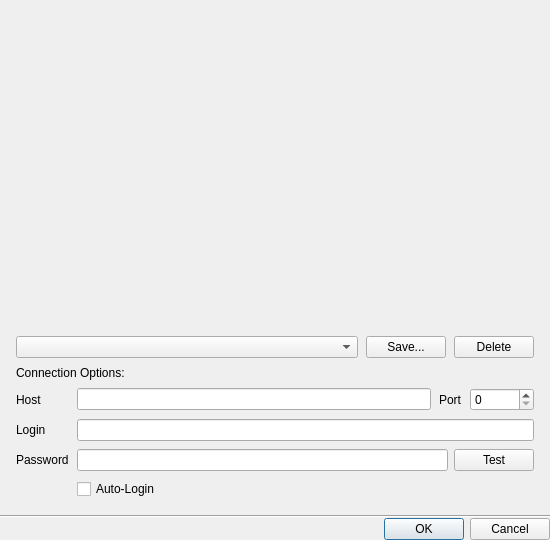
networkoptix/nx_open, file client/libclient/src/ui/dialogs/login_dialog.ui: the form before one commit.
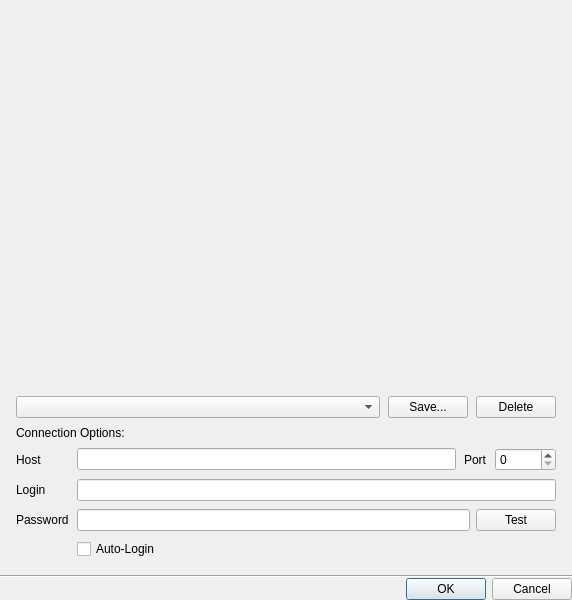
The form after the commit. Custom widgets are drawn as their Qt base class.

Commit message:
VMS-4654 - Change Login dialog size to match intro video AR
<==== Mercurial data ====>
Branch: dev_3.0.0_gui

```diff
--- a/client/libclient/src/ui/dialogs/login_dialog.ui
+++ b/client/libclient/src/ui/dialogs/login_dialog.ui
@@ -6,20 +6,11 @@
    <rect>
     <x>0</x>
     <y>0</y>
-    <width>550</width>
-    <height>540</height>
+    <width>572</width>
+    <height>600</height>
    </rect>
   </property>
-  <property name="minimumSize">
-   <size>
-    <width>550</width>
-    <height>540</height>
-   </size>
-  </property>
-  <property name="modal">
-   <bool>false</bool>
-  </property>
-  <layout class="QVBoxLayout" name="verticalLayout_4" stretch="0,0,0,0">
+  <layout class="QVBoxLayout" name="verticalLayout_4" stretch="1,0,0,0">
    <property name="spacing">
     <number>0</number>
    </property>
@@ -36,14 +27,7 @@
     <number>0</number>
    </property>
    <item>
-    <widget class="QWidget" name="videoSpacer" native="true">
-     <property name="sizePolicy">
-      <sizepolicy hsizetype="MinimumExpanding" vsizetype="MinimumExpanding">
-       <horstretch>0</horstretch>
-       <verstretch>0</verstretch>
-      </sizepolicy>
-     </property>
-    </widget>
+    <widget class="QWidget" name="videoSpacer" native="true"/>
    </item>
    <item>
     <layout class="QVBoxLayout" name="verticalLayout">
@@ -63,15 +47,9 @@
       <number>16</number>
      </property>
      <item>
-      <layout class="QHBoxLayout" name="horizontalLayout_4">
+      <layout class="QHBoxLayout" name="horizontalLayout_4" stretch="1,0,0">
        <item>
         <widget class="QnTreeComboBox" name="connectionsComboBox">
-         <property name="sizePolicy">
-          <sizepolicy hsizetype="MinimumExpanding" vsizetype="Fixed">
-           <horstretch>0</horstretch>
-           <verstretch>0</verstretch>
-          </sizepolicy>
-         </property>
          <property name="contextMenuPolicy">
           <enum>Qt::NoContextMenu</enum>
          </property>
@@ -154,12 +132,6 @@
          </item>
          <item>
           <widget class="QSpinBox" name="portSpinBox">
-           <property name="minimumSize">
-            <size>
-             <width>64</width>
-             <height>0</height>
-            </size>
-           </property>
            <property name="maximum">
             <number>65535</number>
            </property>
```
Left out of the diff: 38 changed lines with no effect on the pictures. The commit also changes 3 other files.
